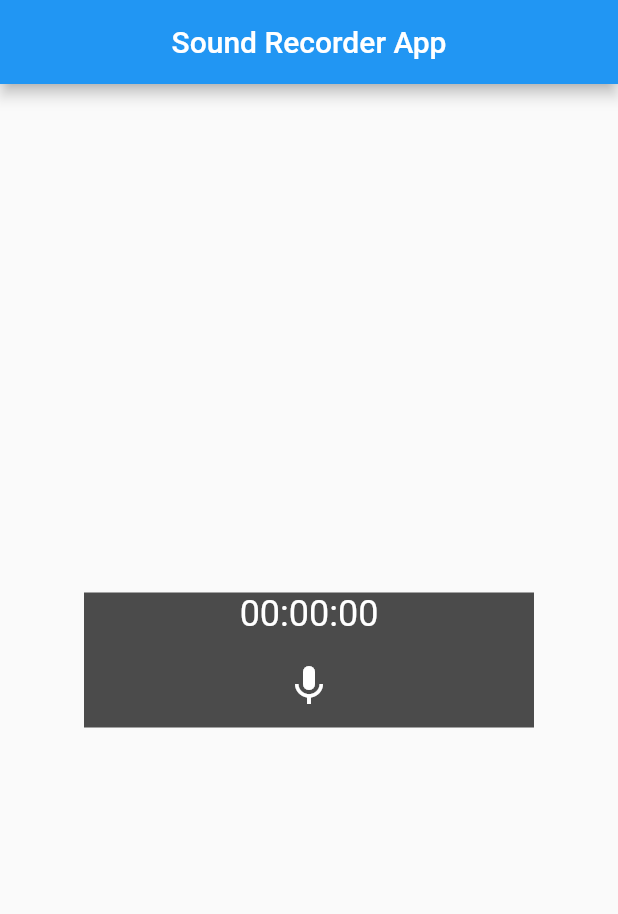
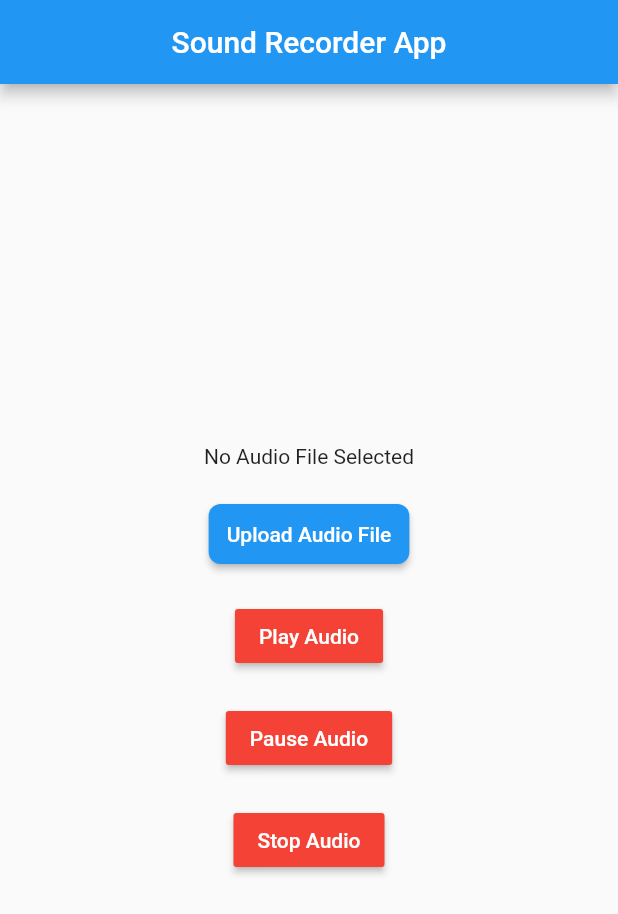
Before and after one commit to mehmetakdumn604/sound_recorder, a Flutter app: the screen it shows after launch, on a phone screen of 412 x 824 dp. Shown: the top 914 px of the screen. Run offline on Flutter 3.47's test engine with Material 2 defaults, Android fonts, the phone set to English and light mode, and no system bars; our stand-ins replace audioplayers, file_picker; missing offline and left inert: flutter_sound_lite.

Commit message:
[feature] added audio player

```diff
--- a/lib/view/home_view.dart
+++ b/lib/view/home_view.dart
@@ -1,3 +1,8 @@
+import 'dart:developer';
+import 'dart:io';
+
+import 'package:audioplayers/audioplayers.dart';
+import 'package:file_picker/file_picker.dart';
 import 'package:flutter/material.dart';
 import 'package:provider/provider.dart';
 
@@ -19,7 +24,7 @@ class _HomeViewState extends State<HomeView> {
 
   @override
   Widget build(BuildContext context) {
-    final SoundController soundController = context.watch();
+    final SoundController soundController = context.watch<SoundController>();
     return Scaffold(
       appBar: AppBar(
         title: const Text("Sound Recorder App"),
@@ -29,7 +34,49 @@ class _HomeViewState extends State<HomeView> {
         child: Column(
           mainAxisAlignment: MainAxisAlignment.center,
           children: [
-            Container(
+             Text(soundController.platformFile == null ? "No Audio File Selected" : soundController.platformFile!.name),
+            const SizedBox(height: 20),
+            MaterialButton(
+              onPressed: () => soundController.uploadFile(),
+              color: Colors.blue,
+              shape: RoundedRectangleBorder(
+                borderRadius: BorderRadius.circular(8),
+              ),
+              padding: const EdgeInsets.all(12),
+              child: const Text(
+                "Upload Audio File",
+                style: TextStyle(
+                  color: Colors.white,
+                ),
+              ),
+            ),
+            const SizedBox(height: 20),
+            MaterialButton(
+              color: Colors.red,
+              onPressed: () => soundController.playUploadedAudioFile(),
+              child: const Text("Play Audio", style: TextStyle(color: Colors.white)),
+            ),
+             const SizedBox(height: 20),
+            MaterialButton(
+              color: Colors.red,
+              onPressed: () => soundController.pauseUploadedAudioFile(),
+              child: const Text("Pause Audio", style: TextStyle(color: Colors.white)),
+            ),
+             const SizedBox(height: 20),
+            MaterialButton(
+              color: Colors.red,
+              onPressed: () => soundController.stopUploadedAudioFile(),
+              child: const Text("Stop Audio", style: TextStyle(color: Colors.white)),
+            )
+          ],
+        ),
+      ),
+    );
+  }
+}
+
+Container recorderPlayer(SoundController soundController) {
+  return Container(
     width: 300,
     height: 90,
     color: Colors.black.withOpacity(.7),
@@ -69,12 +116,7 @@ class _HomeViewState extends State<HomeView> {
         ),
       ],
     ),
-            )
-          ],
-        ),
-      ),
   );
-  }
 }
 
 class PlayerIcon extends StatelessWidget {
--- a/pubspec.yaml
+++ b/pubspec.yaml
@@ -7,11 +7,13 @@ environment:
   sdk: '>=2.19.0-348.0.dev <4.0.0'
 
 dependencies:
+  file_picker: ^6.0.0
   flutter:
     sdk: flutter
   flutter_sound_lite: ^8.5.0
   path_provider: ^2.0.15
   provider: ^6.0.5
+  audioplayers: ^5.2.0
 
 dev_dependencies:
   flutter_test:
```
Also changed, not shown: lib/providers/sound_controller.dart (+58 -2 lines), 1 other file. Lines whose indentation alone changed are shown as unchanged.
